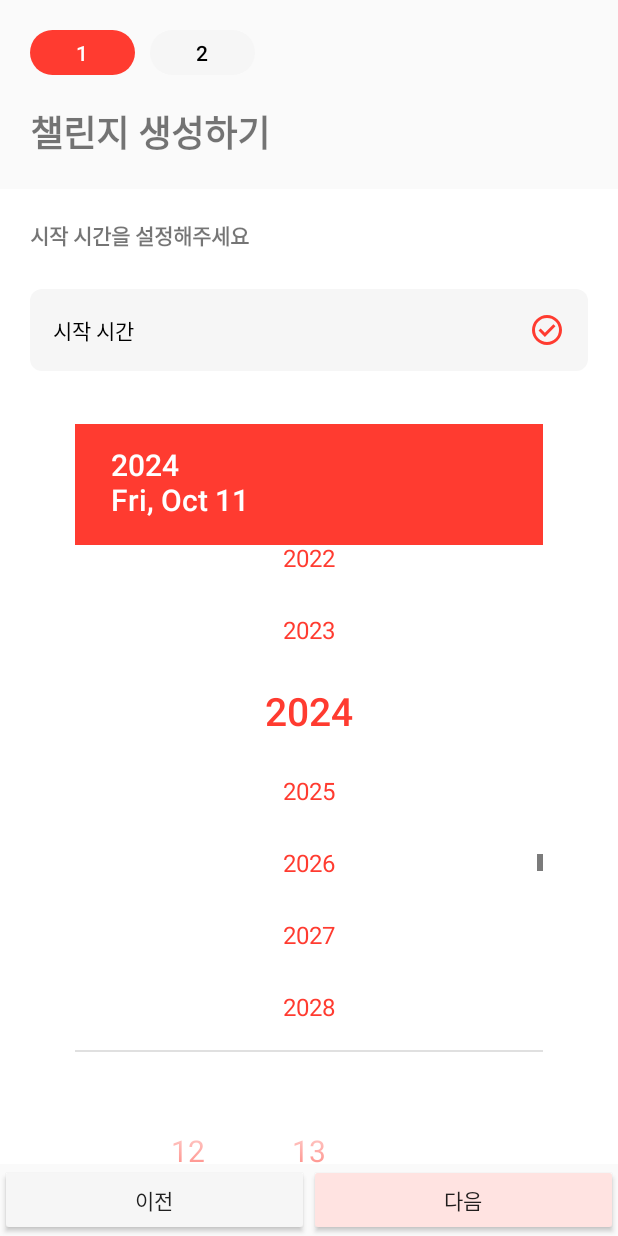
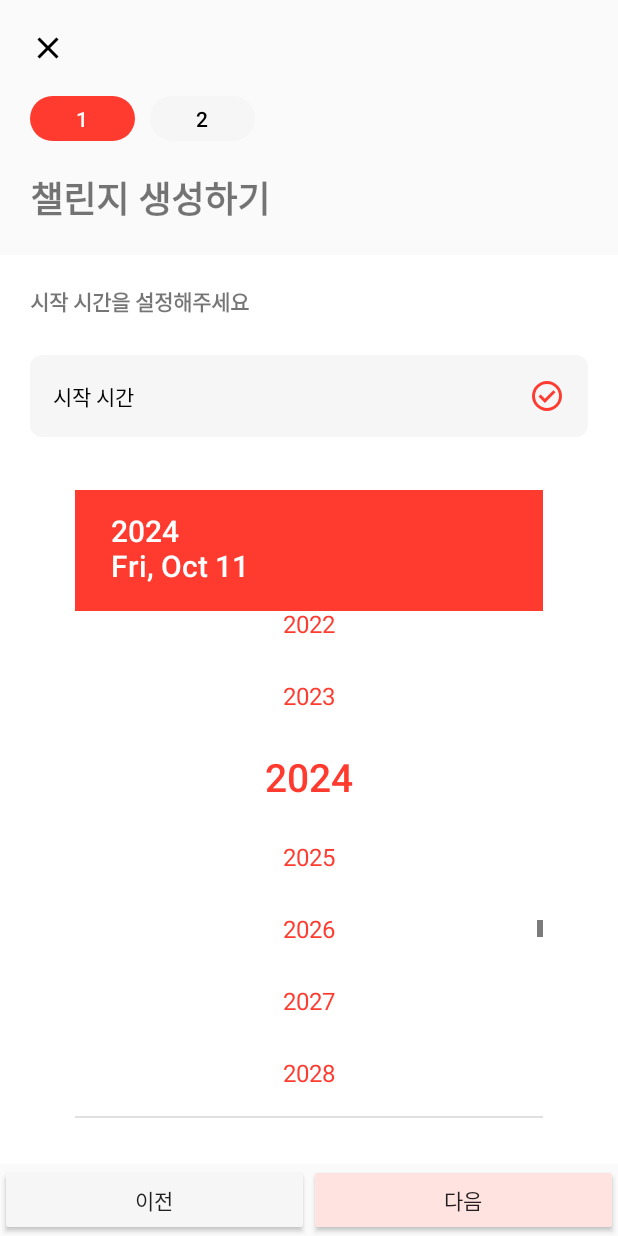
Before and after one commit to kakao-tech-campus-2nd-step3/Team24_Android, an Android app: the CreateChallengeActivity screen opened directly, with no data from a screen before it, after a tap on "2024", on a phone screen of 412 x 824 dp. Run offline under Robolectric (Android 15) with nearby library versions, the phone set to English and light mode, and no system bars; our stand-ins replace Dagger/Hilt's generated code.

Commit message:
feat: Add close button

```diff
--- a/app/src/main/res/layout/activity_create_challenge.xml
+++ b/app/src/main/res/layout/activity_create_challenge.xml
@@ -14,11 +14,19 @@
         android:layout_alignParentTop="true"
         android:orientation="vertical">
 
+        <ImageButton
+            android:id="@+id/ibClose"
+            android:layout_width="wrap_content"
+            android:layout_height="wrap_content"
+            android:layout_margin="20dp"
+            android:src="@drawable/ic_close"
+            android:background="@android:color/transparent" />
+
         <LinearLayout
             android:layout_width="match_parent"
             android:layout_height="30dp"
-            android:layout_marginTop="20dp"
-            android:layout_marginHorizontal="20dp">
+            android:layout_marginHorizontal="20dp"
+            android:orientation="horizontal">
 
             <Button
                 android:id="@+id/btnChallengeStep1"
```
